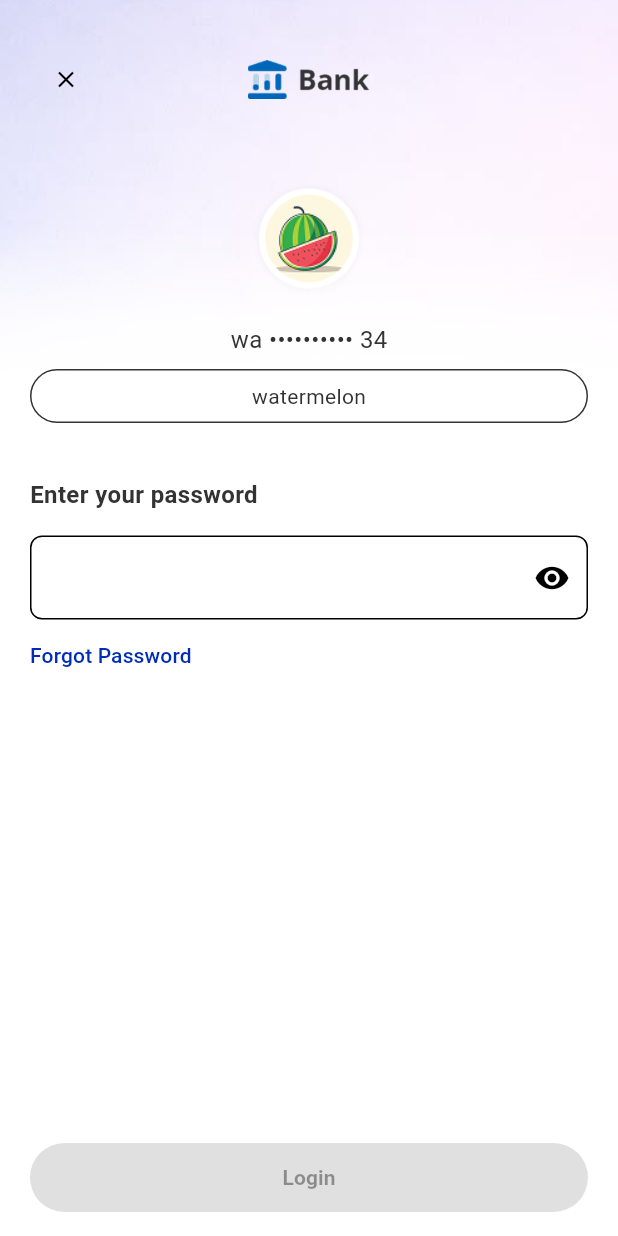
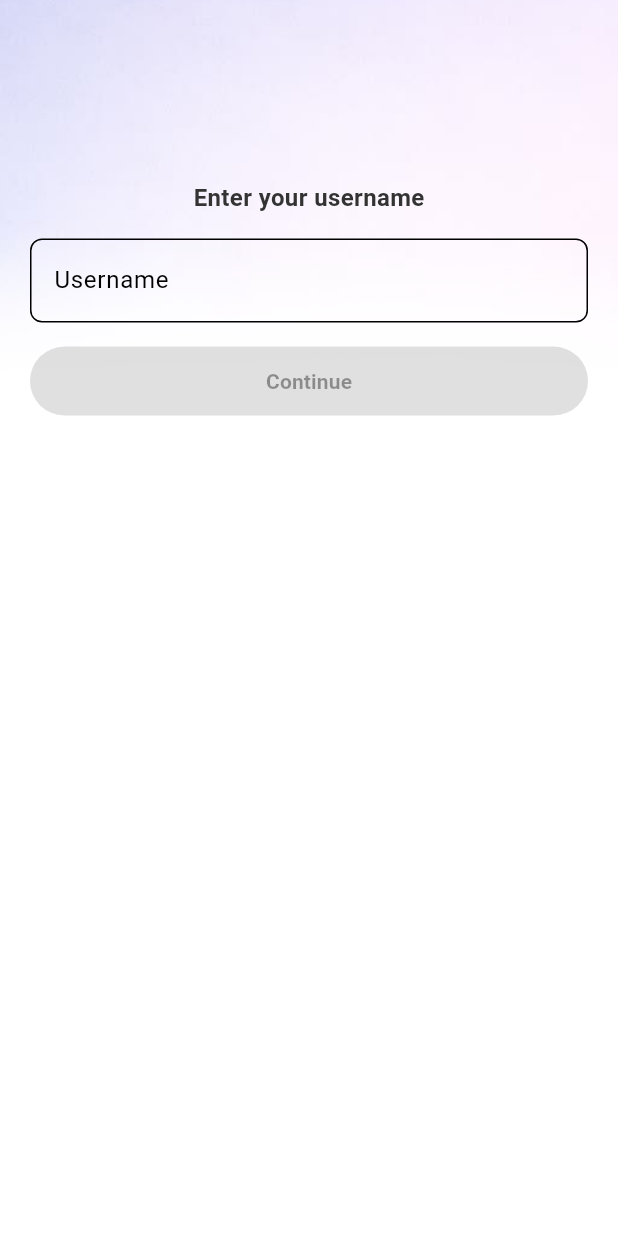
Before and after one commit to izaHH/Demo-App-Unknownbank, a Flutter app: the screen it shows after launch, on a phone screen of 412 x 824 dp. Run offline on Flutter 3.47's test engine with Material 3 defaults, Android fonts, the phone set to English and light mode, and no system bars; our stand-ins replace file_picker, firebase_analytics, firebase_core; accounts and stored records are empty.

```diff
--- a/unknownbank_flutter/lib/main.dart
+++ b/unknownbank_flutter/lib/main.dart
@@ -2,7 +2,9 @@ import 'package:flutter/material.dart';
 import 'package:firebase_core/firebase_core.dart';
 
 import 'firebase_options.dart';
-import 'screens/login_screen.dart';
+import 'package:firebase_analytics/firebase_analytics.dart';
+
+import 'screens/username_entry_screen.dart';
 import 'theme/app_theme.dart';
 
 Future<void> main() async {
@@ -11,6 +13,9 @@ Future<void> main() async {
   await Firebase.initializeApp(
     options: DefaultFirebaseOptions.currentPlatform,
   );
+
+  await FirebaseAnalytics.instance
+    .setAnalyticsCollectionEnabled(false);
 
   runApp(const UnknownBankApp());
 }
@@ -24,9 +29,7 @@ class UnknownBankApp extends StatelessWidget {
       title: 'Unknownbank',
       debugShowCheckedModeBanner: false,
       theme: AppTheme.lightTheme,
-      home: const LoginScreen(
-        username: 'watermelon1234',
-      ),
+      home: const UsernameEntryScreen(),
     );
   }
 }
--- a/unknownbank_flutter/lib/screens/login_screen.dart
+++ b/unknownbank_flutter/lib/screens/login_screen.dart
@@ -82,7 +82,9 @@ class _LoginScreenState extends State<LoginScreen> {
                         Align(
                           alignment: Alignment.centerLeft,
                           child: IconButton(
-                            onPressed: () {},
+                          onPressed: () {
+                            Navigator.of(context).pop();
+                          },
                             icon: const Icon(
                               Icons.close,
                               size: 18,
@@ -222,10 +224,11 @@ class _LoginScreenState extends State<LoginScreen> {
 
                                 if (!mounted) return;
 
-                                Navigator.of(context).pushReplacement(
+                                Navigator.of(context).pushAndRemoveUntil(
                                   MaterialPageRoute(
                                     builder: (_) => const MainShell(),
                                   ),
+                                  (route) => false,
                                 );
                               }
                             : null,
--- a/unknownbank_flutter/lib/screens/main_shell.dart
+++ b/unknownbank_flutter/lib/screens/main_shell.dart
@@ -15,6 +15,7 @@ import 'credit_card_review_screen.dart';
 import 'credit_card_almost_there_screen.dart';
 import 'credit_card_upload_screen.dart';
 import 'credit_card_approval_screen.dart';
+
 
 class MainShell extends StatefulWidget {
   const MainShell({super.key});
--- /dev/null
+++ b/unknownbank_flutter/lib/screens/username_entry_screen.dart
@@ -0,0 +1,133 @@
+import 'package:flutter/material.dart';
+
+import '../theme/app_colors.dart';
+import 'login_screen.dart';
+
+class UsernameEntryScreen extends StatefulWidget {
+  const UsernameEntryScreen({super.key});
+
+  @override
+  State<UsernameEntryScreen> createState() =>
+      _UsernameEntryScreenState();
+}
+
+class _UsernameEntryScreenState
+    extends State<UsernameEntryScreen> {
+  final TextEditingController usernameController =
+      TextEditingController();
+
+  @override
+  void dispose() {
+    usernameController.dispose();
+    super.dispose();
+  }
+
+  @override
+  Widget build(BuildContext context) {
+    final canContinue =
+        usernameController.text.trim().isNotEmpty;
+
+    return Scaffold(
+      body: Stack(
+        fit: StackFit.expand,
+        children: [
+          Image.asset(
+            'assets/images/full_background_light.png',
+            fit: BoxFit.cover,
+          ),
+
+          SafeArea(
+            child: Padding(
+              padding: const EdgeInsets.symmetric(
+                horizontal: 20,
+              ),
+              child: Column(
+                children: [
+                  const SizedBox(height: 120),
+
+                  const Text(
+                    'Enter your username',
+                    style: TextStyle(
+                      fontSize: 16,
+                      fontWeight: FontWeight.w600,
+                      color: AppColors.textPrimary,
+                    ),
+                  ),
+
+                  const SizedBox(height: 16),
+
+                  TextField(
+                    controller: usernameController,
+                    maxLines: 1,
+                    onChanged: (_) {
+                      setState(() {});
+                    },
+                    decoration: InputDecoration(
+                      labelText: 'Username',
+                      border: OutlineInputBorder(
+                        borderRadius:
+                            BorderRadius.circular(8),
+                      ),
+                      focusedBorder:
+                          OutlineInputBorder(
+                        borderRadius:
+                            BorderRadius.circular(8),
+                        borderSide:
+                            const BorderSide(
+                          color: AppColors.primary,
+                        ),
+                      ),
+                    ),
+                  ),
+
+                  const SizedBox(height: 16),
+
+                  SizedBox(
+                    width: double.infinity,
+                    height: 46,
+                    child: FilledButton(
+                      onPressed: canContinue
+                          ? () {
+                              final username =
+                                  usernameController
+                                      .text
+                                      .trim();
+
+                              Navigator.of(context).push(
+                                MaterialPageRoute(
+                                  builder: (_) =>
+                                      LoginScreen(
+                                    username: username,
+                                  ),
+                                ),
+                              );
+                            }
+                          : null,
+                      style: FilledButton.styleFrom(
+                        backgroundColor:
+                            AppColors.primary,
+                        shape: RoundedRectangleBorder(
+                          borderRadius:
+                              BorderRadius.circular(
+                            100,
+                          ),
+                        ),
+                      ),
+                      child: const Text(
+                        'Continue',
+                        style: TextStyle(
+                          fontWeight:
+                              FontWeight.bold,
+                        ),
+                      ),
+                    ),
+                  ),
+                ],
+              ),
+            ),
+          ),
+        ],
+      ),
+    );
+  }
+}
```
